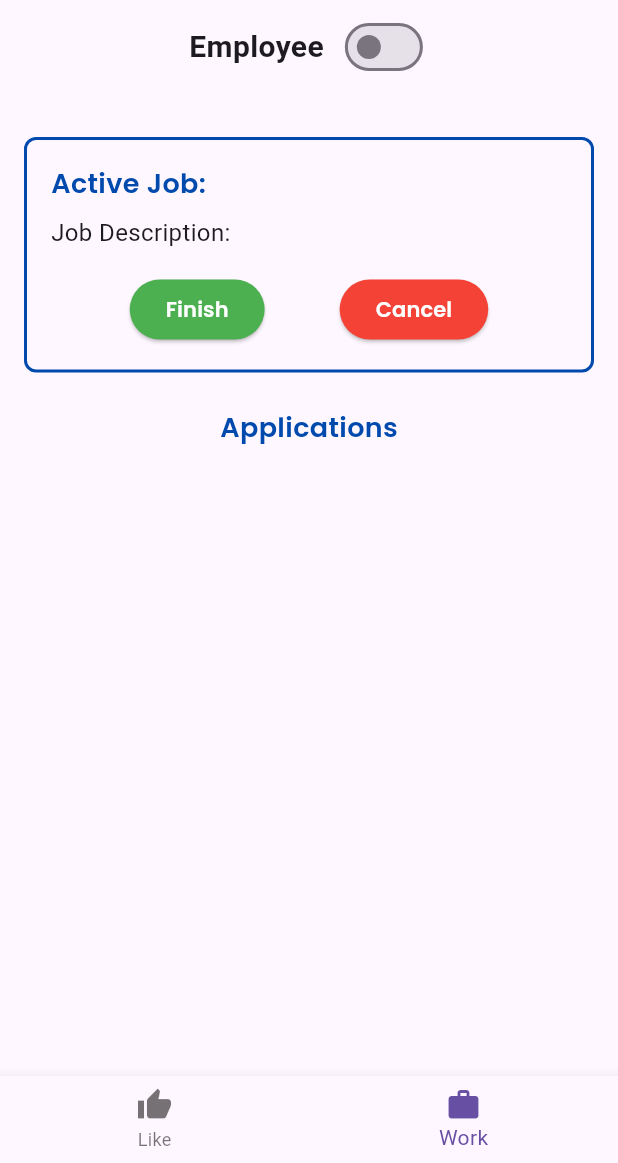
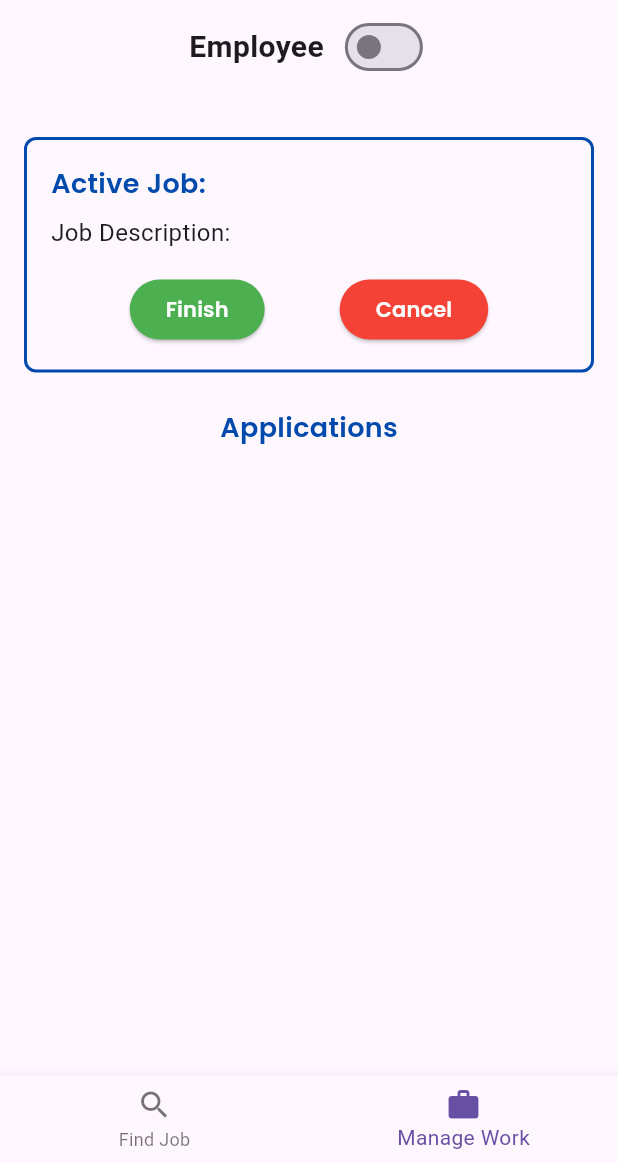
Before and after one commit to Gab4code/CMSC151, a Flutter app: the HomePage screen opened directly, item 2 of the bottom bar chosen, on a phone screen of 412 x 824 dp, the part 73-1236 px from its top. Run offline on Flutter 3.47's test engine with Material 3 defaults, Android fonts, the phone set to English and light mode, and no system bars; our stand-ins replace cloud_firestore, firebase_auth, firebase_core, google_fonts; missing offline and left inert: flutter_tindercard_plus; accounts and stored records are empty.

Commit message:
final push

```diff
--- a/helloworld/lib/screens/loggedScreens/homePage.dart
+++ b/helloworld/lib/screens/loggedScreens/homePage.dart
@@ -64,12 +64,12 @@ class _HomePageState extends State<HomePage> {
         onTap: _onItemTapped, // Handle tap events
         items: const [
           BottomNavigationBarItem(
-            icon: Icon(Icons.thumb_up), // Like icon
-            label: "Like",
+            icon: Icon(Icons.search), // Like icon
+            label: "Find Job",
           ),
           BottomNavigationBarItem(
             icon: Icon(Icons.work), // Work icon
-            label: "Work",
+            label: "Manage Work",
           ),
         ],
       ),
```
Also changed, not shown: helloworld/lib/screens/loggedScreens/findPage.dart (+11 -1 lines).
